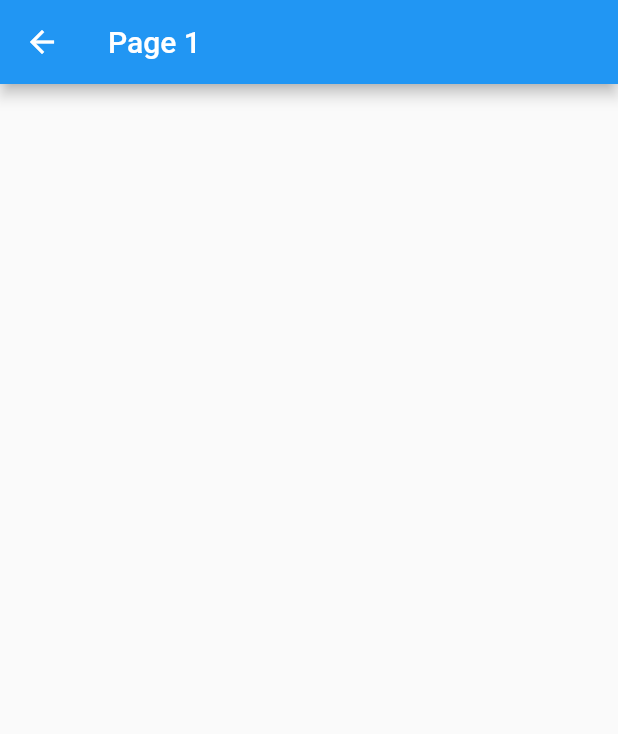
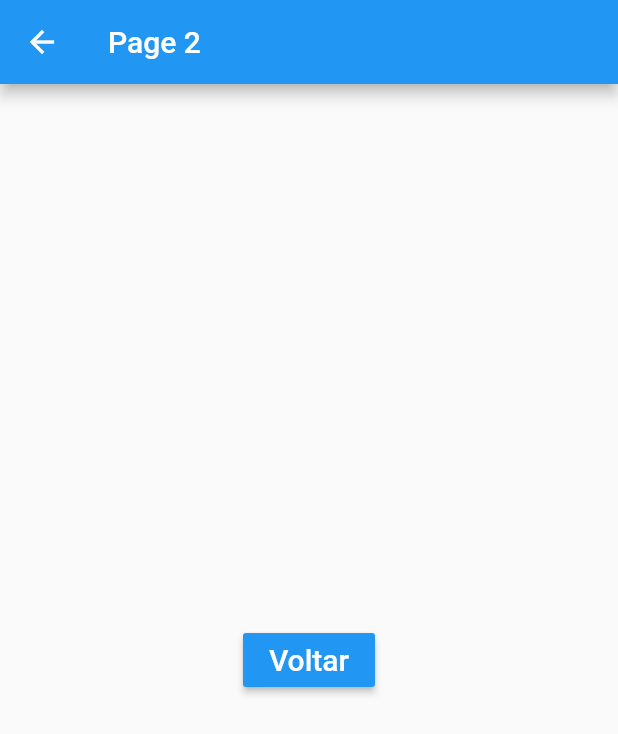
Before and after one commit to josuecamelo/flutter_intermediario, a Flutter app: the screen it shows after launch, after a tap on "Page 2", on a phone screen of 412 x 824 dp. Shown: the top 734 px of the screen. Run offline on Flutter 3.47's test engine with Material 2 defaults, Android fonts, the phone set to English and light mode, and no system bars.

Commit message:
Navegação - Botão Voltar

```diff
--- a/lib/home_page.dart
+++ b/lib/home_page.dart
@@ -1,4 +1,6 @@
 import 'package:aula01/pages/hello_page1.dart';
+import 'package:aula01/pages/hello_page2.dart';
+import 'package:aula01/pages/hello_page3.dart';
 import 'package:flutter/material.dart';
 
 class HomePage extends StatelessWidget {
@@ -12,7 +14,7 @@ class HomePage extends StatelessWidget {
     );
   }
 
-  _body(BuildContext context) {
+  _body(context) {
     return Container(
       color: Colors.white,
       child: Column(
@@ -20,7 +22,7 @@ class HomePage extends StatelessWidget {
         children: <Widget>[
           _text(),
           _pageView(),
-          _buttons(context),
+          _buttons(context)
         ],
       ),
     );
@@ -28,54 +30,59 @@ class HomePage extends StatelessWidget {
 
   Container _pageView() {
     return Container(
-      margin: EdgeInsets.only(top: 20, bottom: 20),
+      margin: EdgeInsets.only(top:20, bottom: 20),
       height: 300,
       child: PageView(
         children: <Widget>[
-          _img(
-            "assets/images/dog1.png",
-          ),
-          _img(
-            "assets/images/dog2.png",
-          ),
-          _img(
-            "assets/images/dog3.png",
-          ),
-          _img(
-            "assets/images/dog4.png",
-          ),
-          _img(
-            "assets/images/dog5.png",
-          ),
+          _img("assets/images/dog1.png"),
+          _img("assets/images/dog2.png"),
+          _img("assets/images/dog3.png"),
+          _img("assets/images/dog4.png"),
+          _img("assets/images/dog5.png")
         ],
       ),
     );
   }
 
-  _buttons(BuildContext context) {
+  _buttons(context) {
     return Column(
       children: <Widget>[
         Row(
-          mainAxisAlignment: MainAxisAlignment.spaceAround,
+          mainAxisAlignment: MainAxisAlignment.spaceEvenly,
           children: <Widget>[
-            _button(context, "List View"),
-            _button(context, "Page 2"),
-            _button(context, "Page 3"),
+            _button(context,"ListView", () => _onClickNavigator(context, HelloPage1())),
+            _button(context,"Page 2", () => _onClickNavigator(context, HelloPage2())),
+            _button(context,"Page 3", () => _onClickNavigator(context, HelloPage3())),
           ],
         ),
         Row(
-          mainAxisAlignment: MainAxisAlignment.spaceAround,
+          mainAxisAlignment: MainAxisAlignment.spaceEvenly,
           children: <Widget>[
-            _button(context, "Snack"),
-            _button(context, "Dialog"),
-            _button(context, "Toast"),
+            _button(context,"Snack", _onClickSnack),
+            _button(context,"Dialog", _onClickDialog),
+            _button(context,"Toast", _onClickToast)
           ],
-        ),
+        )
       ],
     );
   }
 
-  _button(BuildContext context, String text) {
+  void _onClickNavigator(BuildContext context, Widget page) {
+    Navigator.push(context, MaterialPageRoute(builder: (BuildContext context) {
+      return page;
+    }));
+  }
+
+  _onClickSnack() {
+  }
+
+  _onClickDialog() {
+  }
+
+  _onClickToast() {
+  }
+
+  _button(BuildContext context,String text, Function onPressed) {
     return RaisedButton(
         color: Colors.blue,
         child: Text(
@@ -85,14 +92,8 @@ class HomePage extends StatelessWidget {
             fontSize: 20,
           ),
         ),
-      onPressed: () => _onClickOk(context),
+        onPressed: onPressed
     );
-  }
-
-  void _onClickOk(context) {
-    Navigator.push(context, MaterialPageRoute(builder: (BuildContext context){
-      return HelloPage1();
-    }));
   }
 
   _img(String img) {
@@ -100,7 +101,6 @@ class HomePage extends StatelessWidget {
       img,
       fit: BoxFit.cover,
     );
-    //return Image.network('https://tudosobrecachorros.com.br/wp-content/uploads/fotos-de-cachorros-01.jpg');
   }
 
   _text() {
--- /dev/null
+++ b/lib/pages/hello_page2.dart
@@ -0,0 +1,33 @@
+import 'package:flutter/material.dart';
+
+class HelloPage2 extends StatelessWidget {
+  @override
+  Widget build(BuildContext context) {
+    return Scaffold(
+      appBar: AppBar(
+        title: Text("Page 2"),
+      ),
+      body: _body(context)
+    );
+  }
+
+  _body(context) {
+    return Center(
+      child: RaisedButton(
+        color: Colors.blue,
+        child: Text(
+          "Voltar",
+          style: TextStyle(
+            color: Colors.white,
+            fontSize: 20,
+          ),
+        ),
+        onPressed: () => _onClickVoltar(context),
+      ),
+    );
+  }
+
+  void _onClickVoltar(BuildContext context) {
+    Navigator.pop(context);
+  }
+}
--- /dev/null
+++ b/lib/pages/hello_page3.dart
@@ -0,0 +1,12 @@
+import 'package:flutter/material.dart';
+
+class HelloPage3 extends StatelessWidget {
+  @override
+  Widget build(BuildContext context) {
+    return Scaffold(
+      appBar: AppBar(
+        title: Text("Page 3"),
+      ),
+    );
+  }
+}
```
Lines whose indentation alone changed are shown as unchanged.
